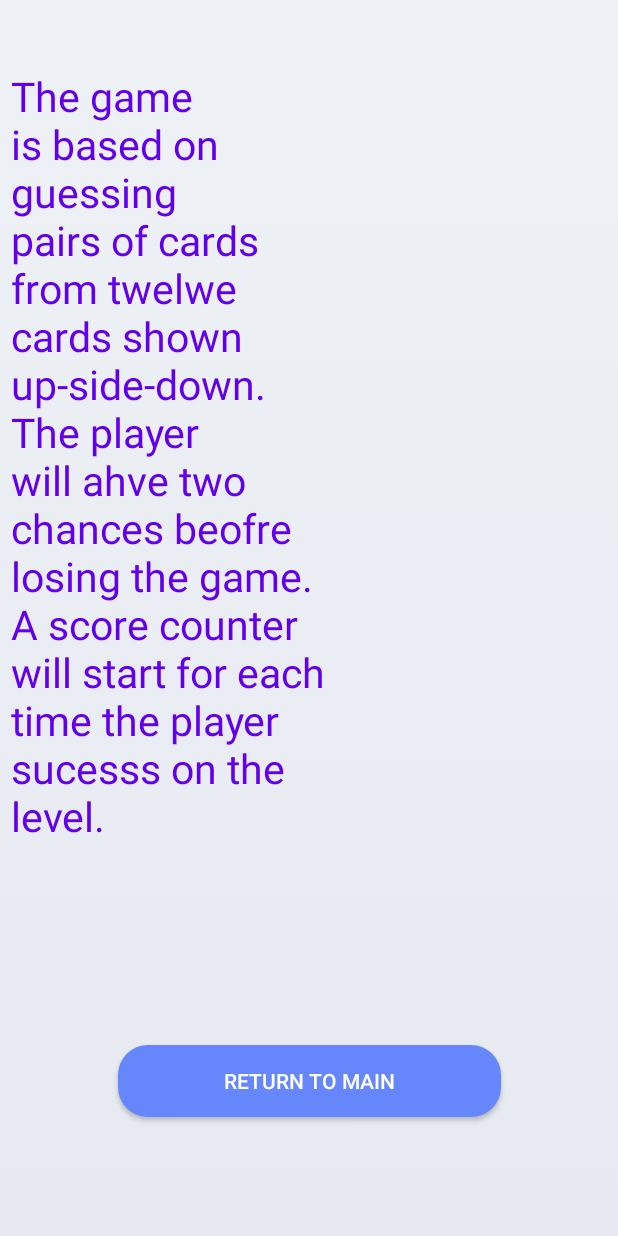
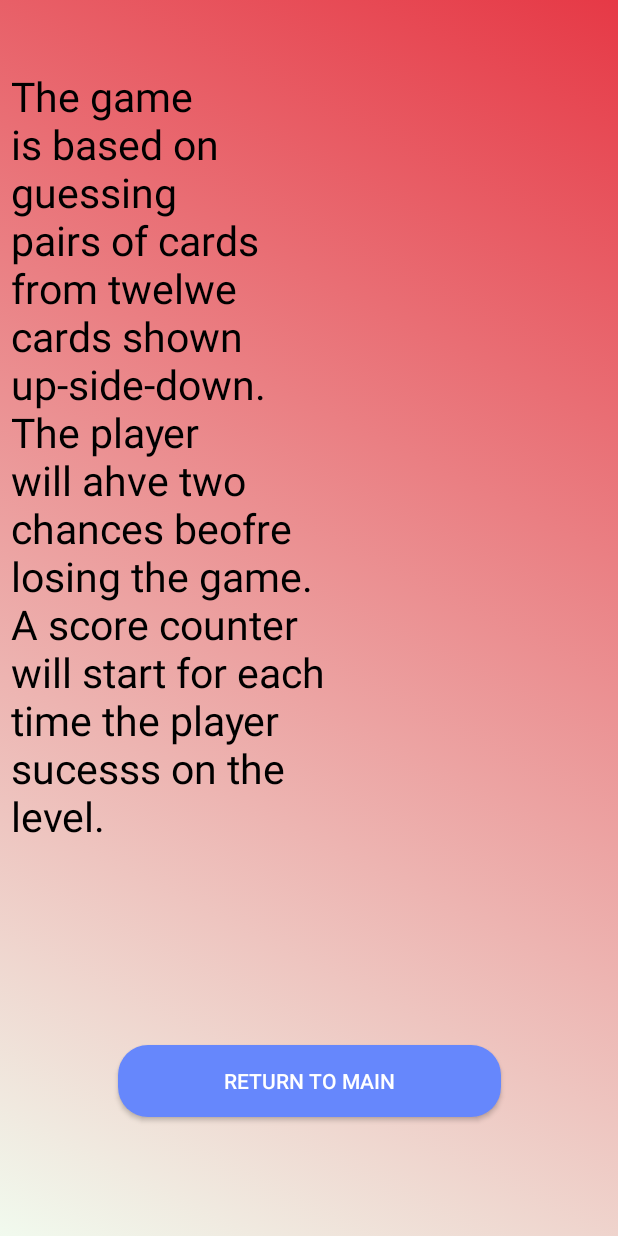
Before and after one commit to MOTMTOKEN/MemoryGame, an Android app: the screen it shows after launch (InstructionsWindow), after a tap on "INSTRUCTIONS", on a phone screen of 412 x 824 dp. Run offline under Robolectric (Android 15) with nearby library versions, the phone set to English and light mode, and no system bars.

Commit message:
Added background animation with gradient colors.

```diff
--- a/app/build.gradle
+++ b/app/build.gradle
@@ -1,6 +1,7 @@
 plugins {
     id 'com.android.application'
     id 'kotlin-android'
+    id 'kotlin-android-extensions'
 }
 
 android {
--- a/app/src/main/java/com/example/gamecardexam/GameWindow.kt
+++ b/app/src/main/java/com/example/gamecardexam/GameWindow.kt
@@ -1,12 +1,14 @@
 package com.example.gamecardexam
 
 import android.content.Intent
+import android.graphics.drawable.AnimationDrawable
 import androidx.appcompat.app.AppCompatActivity
 import android.os.Bundle
 import android.util.Log
 import android.widget.Button
 import android.widget.ImageButton
 import android.widget.Toast
+import androidx.constraintlayout.widget.ConstraintLayout
 import com.example.gamecardexam.R.drawable.*
 
 class GameWindow : AppCompatActivity() {
@@ -17,6 +19,12 @@ class GameWindow : AppCompatActivity() {
     override fun onCreate(savedInstanceState: Bundle?) {
         super.onCreate(savedInstanceState)
         setContentView(R.layout.activity_game_window)
+
+        var myLayout = findViewById<ConstraintLayout>(R.id.Background_id)
+        val animDrawable = myLayout.background as AnimationDrawable
+        animDrawable.setEnterFadeDuration(2500)
+        animDrawable.setExitFadeDuration(5000)
+        animDrawable.start()
 
         val buttonLoseWin = findViewById<Button>(R.id.lostWinBtn)
         buttonLoseWin.setOnClickListener {
--- a/app/src/main/java/com/example/gamecardexam/InstructionsWindow.kt
+++ b/app/src/main/java/com/example/gamecardexam/InstructionsWindow.kt
@@ -1,16 +1,24 @@
 package com.example.gamecardexam
 
 import android.content.Intent
+import android.graphics.drawable.AnimationDrawable
 import androidx.appcompat.app.AppCompatActivity
 import android.os.Bundle
 import android.util.Log
 import android.view.View
 import android.widget.Button
+import androidx.constraintlayout.widget.ConstraintLayout
 
 class InstructionsWindow : AppCompatActivity() {
     override fun onCreate(savedInstanceState: Bundle?) {
         super.onCreate(savedInstanceState)
         setContentView(R.layout.activity_instructions_window)
+
+        var myLayout = findViewById<ConstraintLayout>(R.id.Background_id)
+        val animDrawable = myLayout.background as AnimationDrawable
+        animDrawable.setEnterFadeDuration(2500)
+        animDrawable.setExitFadeDuration(5000)
+        animDrawable.start()
 
         val buttonSecond = findViewById<Button>(R.id.returnBtn)
 
--- a/app/src/main/java/com/example/gamecardexam/MainActivity.kt
+++ b/app/src/main/java/com/example/gamecardexam/MainActivity.kt
@@ -1,16 +1,27 @@
 package com.example.gamecardexam
 
 import android.content.Intent
+import android.graphics.drawable.AnimationDrawable
 import androidx.appcompat.app.AppCompatActivity
 import android.os.Bundle
 import android.util.Log
 import android.view.View
 import android.widget.Button
+import androidx.constraintlayout.widget.ConstraintLayout
+
 
 class MainActivity : AppCompatActivity() {
+
+
     override fun onCreate(savedInstanceState: Bundle?) {
         super.onCreate(savedInstanceState)
         setContentView(R.layout.activity_main)
+
+        var myLayout = findViewById<ConstraintLayout>(R.id.Background_id)
+        val animDrawable = myLayout.background as AnimationDrawable
+        animDrawable.setEnterFadeDuration(2500)
+        animDrawable.setExitFadeDuration(5000)
+        animDrawable.start()
 
         val buttonOne = findViewById<Button>(R.id.instBtn)
         val buttonPlay = findViewById<Button>(R.id.playBtn)
--- /dev/null
+++ b/app/src/main/res/drawable/background_1.xml
@@ -0,0 +1,12 @@
+<?xml version="1.0" encoding="utf-8"?>
+<shape xmlns:android="http://schemas.android.com/apk/res/android">
+
+
+            <gradient
+                android:angle="225"
+                android:startColor="#e63946"
+                android:endColor="#f1faee"/>
+
+
+
+</shape>
--- /dev/null
+++ b/app/src/main/res/drawable/background_2.xml
@@ -0,0 +1,11 @@
+<?xml version="1.0" encoding="utf-8"?>
+<shape xmlns:android="http://schemas.android.com/apk/res/android">
+
+
+            <gradient
+                android:angle="135"
+                android:startColor="#a8dadc"
+                android:endColor="#457b9d"/>
+
+
+</shape>
--- /dev/null
+++ b/app/src/main/res/drawable/background_3.xml
@@ -0,0 +1,11 @@
+<?xml version="1.0" encoding="utf-8"?>
+<shape xmlns:android="http://schemas.android.com/apk/res/android">
+
+
+            <gradient
+                android:angle="315"
+                android:startColor="#1d3557"
+                android:endColor="#e63946"/>
+
+
+</shape>
--- /dev/null
+++ b/app/src/main/res/drawable/gradient_list.xml
@@ -0,0 +1,16 @@
+<?xml version="1.0" encoding="utf-8"?>
+<animation-list xmlns:android="http://schemas.android.com/apk/res/android">
+
+    <item
+        android:drawable="@drawable/background_1"
+        android:duration="5000"/>
+
+    <item
+        android:drawable="@drawable/background_2"
+        android:duration="5000"/>
+
+    <item
+        android:drawable="@drawable/background_3"
+        android:duration="5000"/>
+
+</animation-list>
--- a/app/src/main/res/layout/activity_game_window.xml
+++ b/app/src/main/res/layout/activity_game_window.xml
@@ -4,7 +4,8 @@
     xmlns:tools="http://schemas.android.com/tools"
     android:layout_width="match_parent"
     android:layout_height="match_parent"
-    android:background="@drawable/gradient_bg"
+    android:background="@drawable/gradient_list"
+    android:id="@+id/Background_id"
     tools:context=".GameWindow"
     tools:layout_editor_absoluteX="1dp"
     tools:layout_editor_absoluteY="0dp">
--- a/app/src/main/res/layout/activity_instructions_window.xml
+++ b/app/src/main/res/layout/activity_instructions_window.xml
@@ -4,8 +4,10 @@
     xmlns:tools="http://schemas.android.com/tools"
     android:layout_width="match_parent"
     android:layout_height="match_parent"
+    android:background="@drawable/gradient_list"
+    android:id="@+id/Background_id"
     tools:context=".InstructionsWindow"
-    android:background="@drawable/gradient_bg">
+    >
 
     <Button
         android:id="@+id/returnBtn"
@@ -28,7 +30,7 @@
 The player will ahve two chances beofre losing the game. A score counter will start for each time the player
 sucesss on the level. "
         android:textAppearance="@style/TextAppearance.AppCompat.Large"
-        android:textColor="@color/purple_500"
+        android:textColor="@color/black"
         android:textSize="27sp"
         app:layout_constraintBottom_toBottomOf="parent"
         app:layout_constraintEnd_toEndOf="parent"
--- a/app/src/main/res/layout/activity_main.xml
+++ b/app/src/main/res/layout/activity_main.xml
@@ -4,8 +4,10 @@
     xmlns:tools="http://schemas.android.com/tools"
     android:layout_width="match_parent"
     android:layout_height="match_parent"
+    android:background="@drawable/gradient_list"
+    android:id="@+id/Background_id"
     tools:context=".MainActivity"
-    android:background="@drawable/gradient_bg">
+    >
 
     <Button
         android:id="@+id/instBtn"
@@ -33,4 +35,5 @@
         app:layout_constraintTop_toTopOf="parent"
         app:layout_constraintVertical_bias="0.769" />
 
-</androidx.constraintlayout.widget.ConstraintLayout>
+</androidx.constraintlayout.widget.ConstraintLayout
+    >
```
